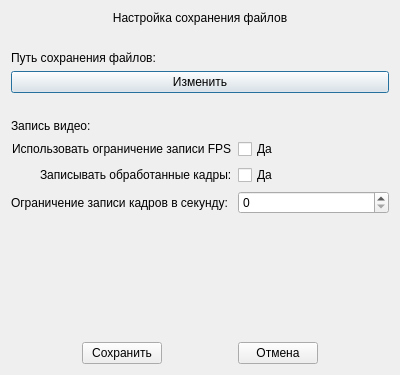
Qt form writersettings.ui (ptaxom/CurseWork) before a commit.
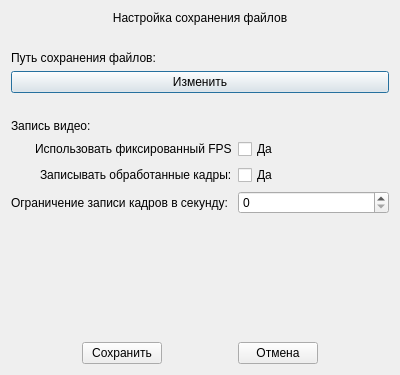
The same form after that commit.

What changed in the file:
```diff
--- a/writersettings.ui
+++ b/writersettings.ui
@@ -124,7 +124,7 @@
      <item row="0" column="0">
       <widget class="QLabel" name="label_4">
        <property name="text">
-        <string>Использовать ограничение записи FPS</string>
+        <string>Использовать фиксированный FPS</string>
        </property>
       </widget>
      </item>
```
